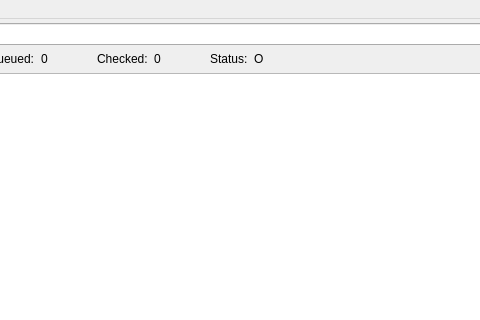
The window that linkcheck/gui/ui/main.ui (wummel/linkchecker) describes before a commit, drawn with Qt 5; both pictures show x 114 to 594 and y 0 to 320 of the 782 by 664 pixel window.
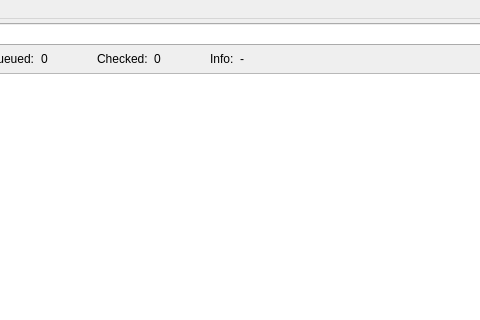
The same window after the commit. Icons and pictures are not drawn. Custom widgets are drawn as their Qt base class.

Commit message: Rename Status: in Info:

```diff
--- a/linkcheck/gui/ui/main.ui
+++ b/linkcheck/gui/ui/main.ui
@@ -178,7 +178,7 @@
       <item>
        <widget class="QLabel" name="label_15">
         <property name="text">
-         <string>Status:</string>
+         <string>Info:</string>
         </property>
        </widget>
       </item>
@@ -197,7 +197,7 @@
          </size>
         </property>
         <property name="text">
-         <string>O</string>
+         <string>-</string>
         </property>
        </widget>
       </item>
```
Left out of the diff: 2 changed lines with no effect on the pictures. The commit also changes 3 other files.
